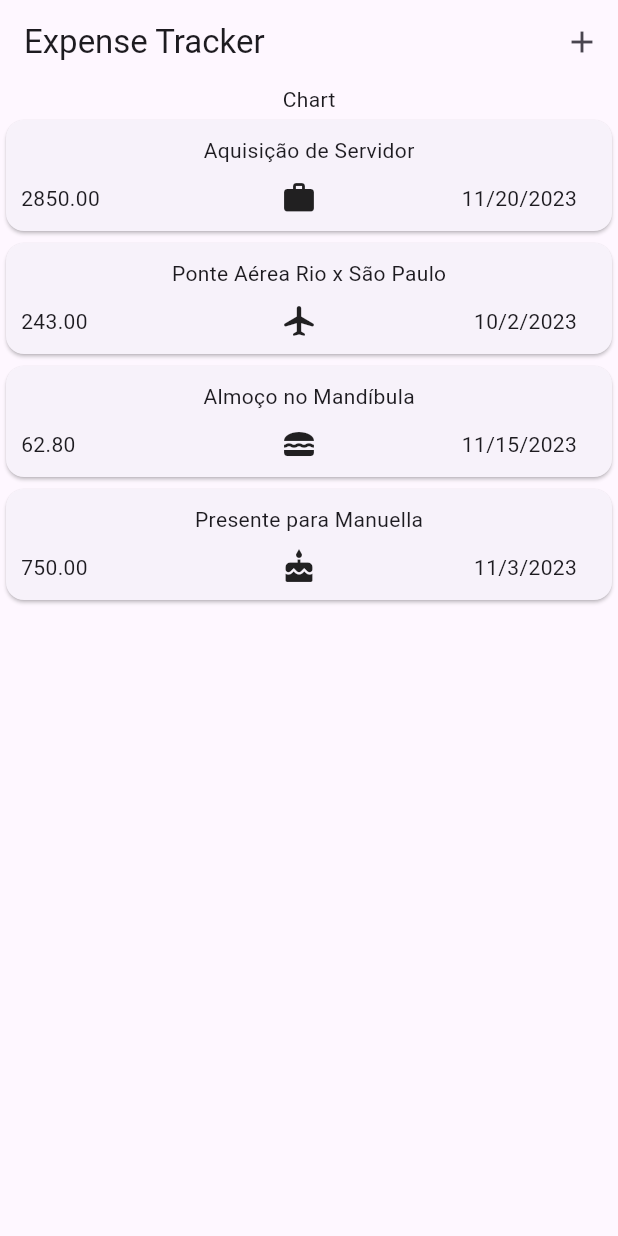
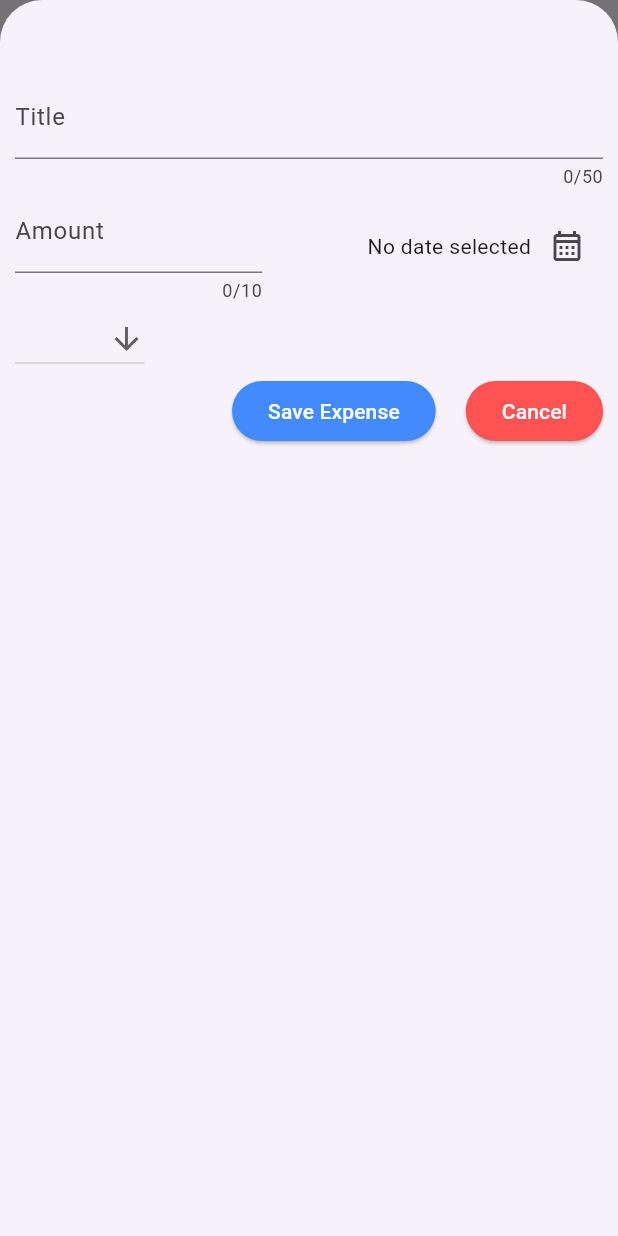
Before and after one commit to marcioquirinodev/expense-tracker, a Flutter app: the screen it shows after launch, after a tap on the "add" icon, on a phone screen of 412 x 824 dp. Run offline on Flutter 3.47's test engine with Material 3 defaults, Android fonts, the phone set to English and light mode, and no system bars.

Commit message:
Criação do Formulário para novas despesas

```diff
--- a/lib/04_widgets/body_main_expense.dart
+++ b/lib/04_widgets/body_main_expense.dart
@@ -1,20 +1,16 @@
+import 'package:expense_tracker/01_models/expense.dart';
 import 'package:expense_tracker/04_widgets/list_view_expense.dart';
 import 'package:flutter/material.dart';
 
-class BodyMainExpense extends StatefulWidget {
-  const BodyMainExpense({super.key});
-
-  @override
-  State<BodyMainExpense> createState() => _BodyMainExpenseState();
-}
-
-class _BodyMainExpenseState extends State<BodyMainExpense> {
+class BodyMainExpense extends StatelessWidget {
+  const BodyMainExpense({super.key, required this.list});
+  final List<Expense> list;
   @override
   Widget build(BuildContext context) {
     return Column(
       children: [
         const Text('Chart'),
-        ListViewExpense(),
+        ListViewExpense(listExpense: list),
       ],
     );
   }
--- a/lib/04_widgets/list_view_expense.dart
+++ b/lib/04_widgets/list_view_expense.dart
@@ -1,13 +1,11 @@
 import 'package:expense_tracker/01_models/expense.dart';
-import 'package:expense_tracker/02_helpers/list_expense_helpers.dart';
 import 'package:expense_tracker/04_widgets/card_expense.dart';
 import 'package:flutter/material.dart';
 
 class ListViewExpense extends StatelessWidget {
-  ListViewExpense({super.key});
+  const ListViewExpense({super.key, required this.listExpense});
 
-  final List<Expense> listExpense = listExpenseHelpers;
-
+  final List<Expense> listExpense;
   @override
   Widget build(BuildContext context) {
     return Expanded(
--- a/lib/04_widgets/main_expense.dart
+++ b/lib/04_widgets/main_expense.dart
@@ -1,22 +1,46 @@
+import 'package:expense_tracker/01_models/expense.dart';
+import 'package:expense_tracker/02_helpers/list_expense_helpers.dart';
 import 'package:expense_tracker/04_widgets/body_main_expense.dart';
+import 'package:expense_tracker/04_widgets/new_expense.dart';
 import 'package:flutter/material.dart';
 
-class MainExpense extends StatelessWidget {
+class MainExpense extends StatefulWidget {
   const MainExpense({super.key});
 
   @override
+  State<MainExpense> createState() => _MainExpenseState();
+}
+
+class _MainExpenseState extends State<MainExpense> {
+  final List<Expense> listExpense = listExpenseHelpers;
+
+  void addNewExpense(Expense expense) {
+    setState(() {
+      listExpense.add(expense);
+    });
+  }
+
+  @override
   Widget build(BuildContext context) {
+    void onShowModal() {
+      showModalBottomSheet(
+        isScrollControlled: true,
+        context: context,
+        builder: (ctx) => NewExpense(addNewExpense: addNewExpense),
+      );
+    }
+
     return Scaffold(
       appBar: AppBar(
         title: const Text('Expense Tracker'),
         actions: [
           IconButton(
-            onPressed: () {},
+            onPressed: onShowModal,
             icon: const Icon(Icons.add),
           ),
         ],
       ),
-      body: BodyMainExpense(),
+      body: BodyMainExpense(list: listExpense),
     );
   }
 }
--- /dev/null
+++ b/lib/04_widgets/new_expense.dart
@@ -0,0 +1,168 @@
+import 'package:expense_tracker/01_models/expense.dart';
+import 'package:expense_tracker/03_enums/category_type.dart';
+import 'package:flutter/material.dart';
+import 'package:intl/intl.dart';
+
+class NewExpense extends StatefulWidget {
+  const NewExpense({super.key, required this.addNewExpense});
+  final void Function(Expense expense) addNewExpense;
+
+  @override
+  State<NewExpense> createState() => _NewExpenseState();
+}
+
+class _NewExpenseState extends State<NewExpense> {
+  final _titleController = TextEditingController();
+  final _amountController = TextEditingController();
+  DateTime? date;
+  CategoryType? selectedCategory;
+  DateTime? selectedDateCalendar;
+
+  void onPressIconCalendar() async {
+    final initialDate = DateTime.now();
+    final firstDate =
+        DateTime(initialDate.year - 1, initialDate.month, initialDate.day);
+    final lastDate = initialDate;
+    selectedDateCalendar = await showDatePicker(
+        context: context,
+        initialDate: initialDate,
+        firstDate: firstDate,
+        lastDate: lastDate);
+
+    setState(() {
+      date = selectedDateCalendar;
+    });
+  }
+
+  void onPressSaveExpense() {
+    double? tryConvertAmount = double.tryParse(_amountController.text);
+    if (_titleController.text.isEmpty ||
+        tryConvertAmount == null ||
+        date == null ||
+        selectedCategory == null) {
+      showDialog(
+        context: context,
+        builder: (ctx) => AlertDialog(
+          title: const Text('Please fill in all fields.'),
+          actions: [
+            TextButton(
+              onPressed: () => Navigator.pop(context),
+              child: const Text('OK'),
+            ),
+          ],
+        ),
+      );
+    }
+    Expense newExpense = Expense(
+        title: _titleController.text,
+        amount: tryConvertAmount!,
+        category: selectedCategory!,
+        date: date!);
+    setState(() {
+      widget.addNewExpense(newExpense);
+      Navigator.pop(context);
+    });
+  }
+
+  @override
+  void dispose() {
+    _titleController.dispose();
+    _amountController.dispose();
+    super.dispose();
+  }
+
+  @override
+  Widget build(BuildContext context) {
+    return Padding(
+      padding: const EdgeInsets.fromLTRB(10, 50, 10, 10),
+      child: Column(
+        children: [
+          TextField(
+            controller: _titleController,
+            decoration: const InputDecoration(
+              label: Text('Title'),
+            ),
+            maxLength: 50,
+            keyboardType: TextInputType.text,
+          ),
+          Row(
+            crossAxisAlignment: CrossAxisAlignment.center,
+            mainAxisAlignment: MainAxisAlignment.spaceBetween,
+            children: [
+              SizedBox(
+                width: MediaQuery.of(context).size.width * 0.4,
+                child: TextField(
+                  controller: _amountController,
+                  decoration: const InputDecoration(
+                      label: Text('Amount'), prefixText: '\$ '),
+                  maxLength: 10,
+                  keyboardType: TextInputType.number,
+                ),
+              ),
+              SizedBox(
+                width: MediaQuery.of(context).size.width * 0.4,
+                child: Row(
+                  mainAxisAlignment: MainAxisAlignment.end,
+                  children: [
+                    Text(
+                      selectedDateCalendar == null
+                          ? 'No date selected'
+                          : DateFormat.yMd().format(selectedDateCalendar!),
+                    ),
+                    IconButton(
+                        onPressed: onPressIconCalendar,
+                        icon: const Icon(Icons.calendar_month_outlined))
+                  ],
+                ),
+              )
+            ],
+          ),
+          Row(
+            children: [
+              DropdownButton(
+                  value: selectedCategory,
+                  icon: const Icon(Icons.arrow_downward),
+                  items: CategoryType.values
+                      .map(
+                        (category) => DropdownMenuItem(
+                          value: category,
+                          child: Text(category.name.toUpperCase()),
+                        ),
+                      )
+                      .toList(),
+                  onChanged: (value) {
+                    setState(() {
+                      selectedCategory = value;
+                    });
+                  }),
+            ],
+          ),
+          Row(
+            mainAxisAlignment: MainAxisAlignment.end,
+            children: [
+              ElevatedButton(
+                onPressed: onPressSaveExpense,
+                style: ElevatedButton.styleFrom(
+                  foregroundColor: Colors.white,
+                  backgroundColor: Colors.blueAccent,
+                ),
+                child: const Text('Save Expense'),
+              ),
+              const SizedBox(
+                width: 20,
+              ),
+              ElevatedButton(
+                onPressed: () => Navigator.pop(context),
+                style: ElevatedButton.styleFrom(
+                  foregroundColor: Colors.white,
+                  backgroundColor: Colors.redAccent,
+                ),
+                child: const Text('Cancel'),
+              ),
+            ],
+          ),
+        ],
+      ),
+    );
+  }
+}
```
